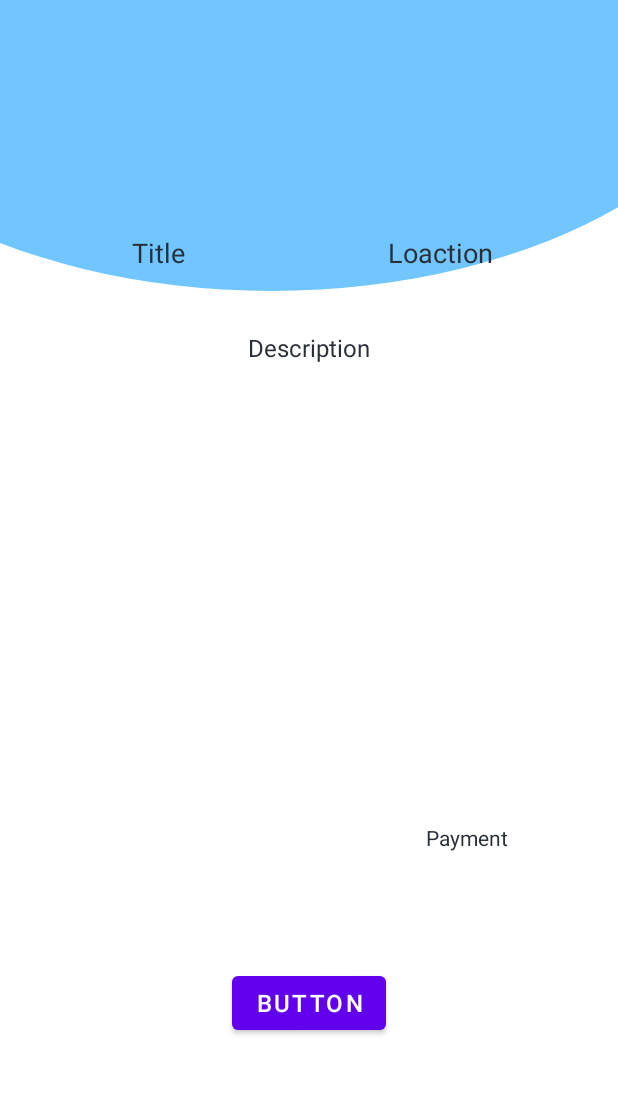
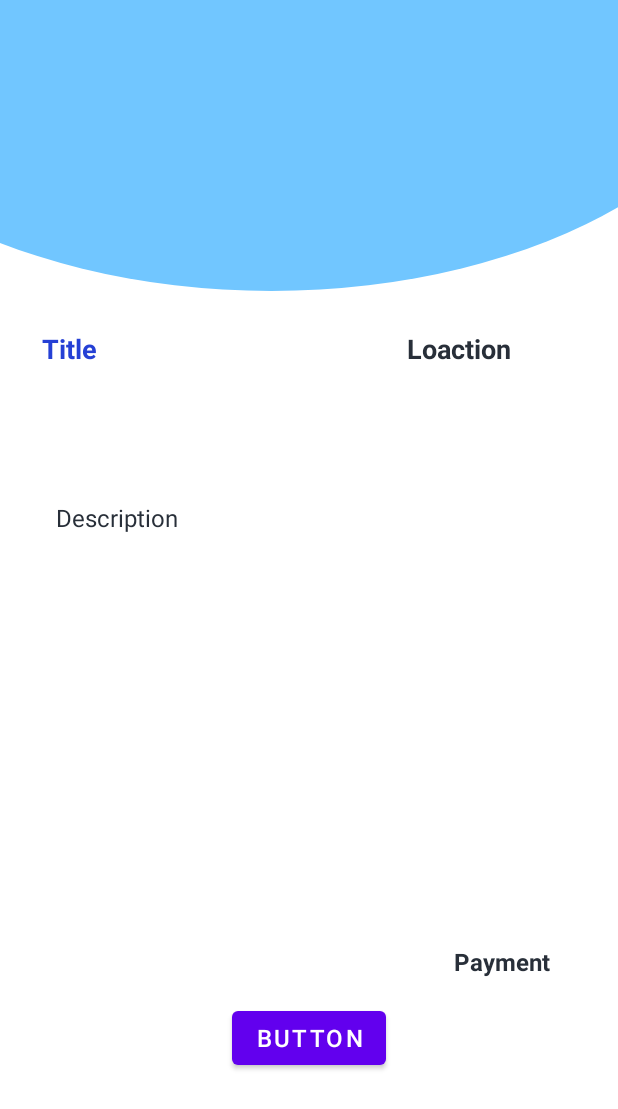
Before and after one commit to 0xAlon/GetJob, an Android app: the layout fragment_jobs_pull_fragment.xml on its own in the app's theme, with its tools: preview values and no code run, on a phone screen of 412 x 824 dp. Shown: the top 1109 px of the screen. Run offline under Robolectric (Android 15) with nearby library versions, the phone set to English and light mode, and no system bars.

Commit message:
Design changes

```diff
--- a/app/src/main/res/layout/fragment_jobs_pull_fragment.xml
+++ b/app/src/main/res/layout/fragment_jobs_pull_fragment.xml
@@ -17,51 +17,52 @@
             android:layout_width="wrap_content"
             android:layout_height="wrap_content"
             android:layout_marginHorizontal="138dp"
+            android:text="Button"
             android:textSize="16sp"
-            android:text="Button"
             app:layout_constraintBottom_toBottomOf="parent"
             app:layout_constraintEnd_toEndOf="parent"
             app:layout_constraintStart_toStartOf="parent"
             app:layout_constraintTop_toBottomOf="@+id/payment_Full"
-            app:layout_constraintVertical_bias="0.357" />
+            app:layout_constraintVertical_bias="0.122" />
 
         <TextView
             android:id="@+id/description_Full"
             android:layout_width="337dp"
             android:layout_height="280dp"
-            android:layout_marginTop="40dp"
+            android:layout_marginTop="64dp"
+            android:lineSpacingExtra="2dp"
             android:text="Description"
-            android:textAlignment="center"
+            android:textColor="#282f39"
             android:textSize="16sp"
-            android:textColor="#282f39"
             app:layout_constraintEnd_toEndOf="parent"
             app:layout_constraintStart_toStartOf="parent"
             app:layout_constraintTop_toBottomOf="@+id/location_Full" />
 
         <TextView
             android:id="@+id/title_full"
-            android:layout_width="wrap_content"
+            android:layout_width="160dp"
             android:layout_height="wrap_content"
-            android:layout_marginStart="88dp"
-            android:layout_marginTop="156dp"
+            android:layout_marginStart="28dp"
+            android:layout_marginTop="220dp"
             android:text="Title"
-            android:textAlignment="center"
+            android:textColor="@color/blueTitle"
             android:textSize="18sp"
-            android:textColor="#282f39"
+            android:textStyle="bold"
             app:layout_constraintStart_toStartOf="parent"
             app:layout_constraintTop_toTopOf="parent" />
 
         <TextView
             android:id="@+id/location_Full"
-            android:layout_width="wrap_content"
-            android:layout_height="wrap_content"
-            android:layout_marginTop="156dp"
+            android:layout_width="110dp"
+            android:layout_height="50dp"
+            android:layout_marginTop="220dp"
             android:text="Loaction"
             android:textAlignment="center"
+            android:textColor="#282f39"
             android:textSize="18sp"
-            android:textColor="#282f39"
+            android:textStyle="bold"
             app:layout_constraintEnd_toEndOf="parent"
-            app:layout_constraintHorizontal_bias="0.618"
+            app:layout_constraintHorizontal_bias="0.557"
             app:layout_constraintStart_toEndOf="@+id/title_full"
             app:layout_constraintTop_toTopOf="parent" />
 
@@ -69,12 +70,14 @@
             android:id="@+id/payment_Full"
             android:layout_width="66dp"
             android:layout_height="23dp"
-            android:layout_marginTop="48dp"
+            android:layout_marginTop="16dp"
             android:text="Payment"
+            android:textAlignment="center"
             android:textColor="#282f39"
-            android:textAlignment="center"
+            android:textSize="16sp"
+            android:textStyle="bold"
             app:layout_constraintEnd_toEndOf="parent"
-            app:layout_constraintHorizontal_bias="0.803"
+            app:layout_constraintHorizontal_bias="0.871"
             app:layout_constraintStart_toStartOf="parent"
             app:layout_constraintTop_toBottomOf="@+id/description_Full" />
     </androidx.constraintlayout.widget.ConstraintLayout>
--- a/app/src/main/res/values/colors.xml
+++ b/app/src/main/res/values/colors.xml
@@ -9,4 +9,6 @@
     <color name="white">#FFFFFFFF</color>
     <color name="light_blue">#71C6FF</color>
     <color name="scrollView">#ffffff</color>
+    <color name="blueTitle">#2540D5</color>
+
 </resources>
```
Also changed, not shown: app/src/main/res/layout/job_row.xml (+10 -10 lines), 14 other files.
